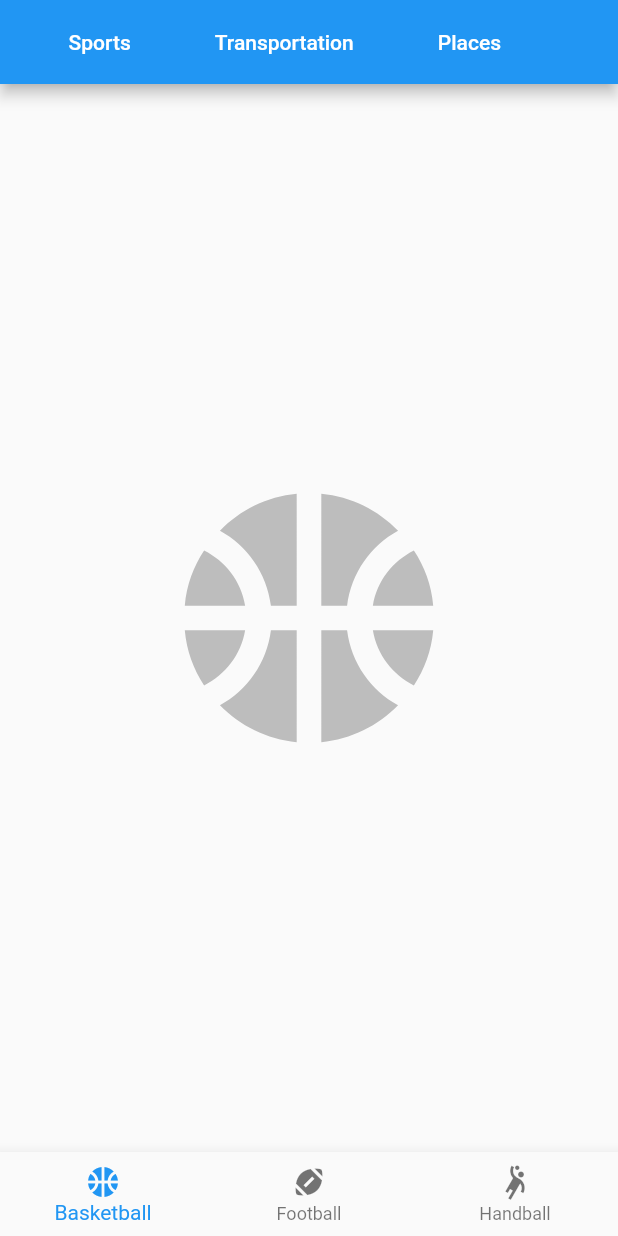
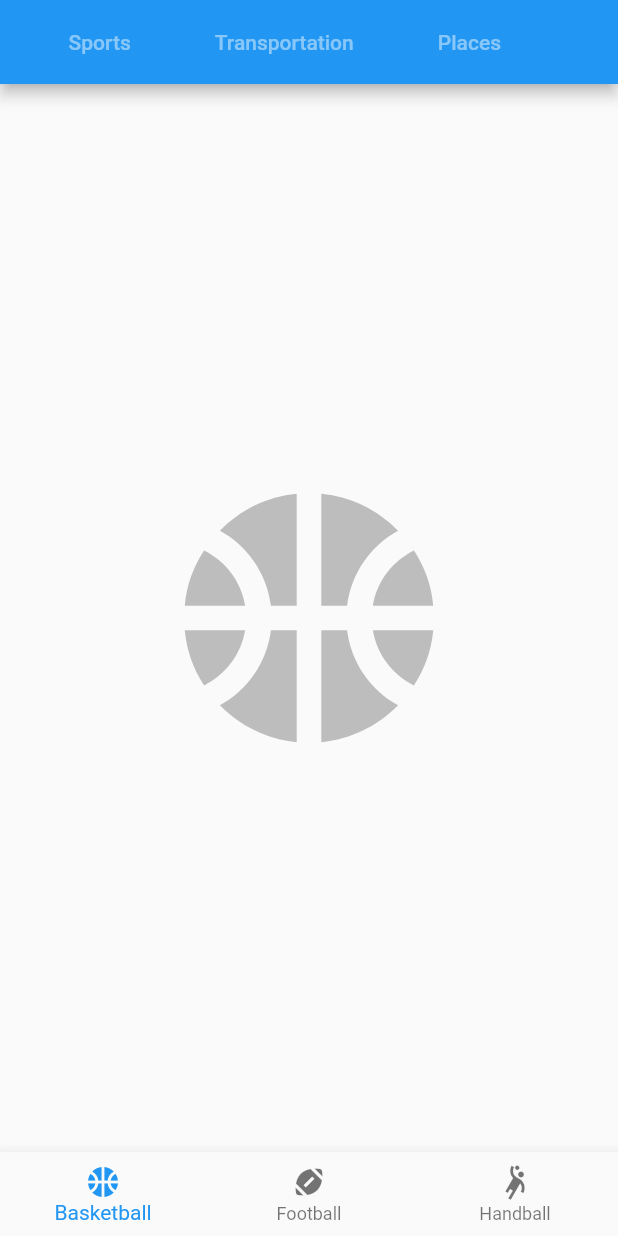
Before and after one commit to inlavigo/gg_router, a Flutter app: the screen it shows after launch, after a tap on "Sports", on a phone screen of 412 x 824 dp. Run offline on Flutter 3.47's test engine with Material 2 defaults, Android fonts, the phone set to English and light mode, and no system bars; missing offline and left inert: gg_value.

Commit message:
Remember last routes

```diff
--- a/example/lib/main.dart
+++ b/example/lib/main.dart
@@ -37,25 +37,15 @@ class GgRouterExample extends StatelessWidget {
 
   @override
   Widget build(BuildContext context) {
-    final router = context.router;
     return MaterialApp(
       title: "GgRouterExample",
       home: Scaffold(
         appBar: AppBar(
           title: Text('GgRouter'),
           actions: <Widget>[
-            TextButton(
-              onPressed: () => router.navigateTo('sports'),
-              child: _text('Sports', context),
-            ),
-            TextButton(
-              onPressed: () => router.navigateTo('transportation'),
-              child: _text('Transportation', context),
-            ),
-            TextButton(
-              onPressed: () => router.navigateTo('places'),
-              child: _text('Places', context),
-            ),
+            _routeButton('Sports', 'sports'),
+            _routeButton('Transportation', 'transportation'),
+            _routeButton('Places', 'places'),
             Container(
               width: 50,
             ),
@@ -73,14 +63,15 @@ class GgRouterExample extends StatelessWidget {
   }
 
   // ...........................................................................
-  Widget _text(String text, BuildContext context) {
+  Widget _text(String text, BuildContext context, bool isActive) {
     final theme = Theme.of(context);
     final onPrimary = theme.colorScheme.onPrimary;
+    final onPrimaryInactive = onPrimary.withAlpha(120);
     return Padding(
       padding: EdgeInsets.fromLTRB(20, 0, 20, 0),
       child: Text(
         text,
-        style: TextStyle(color: onPrimary),
+        style: TextStyle(color: isActive ? onPrimary : onPrimaryInactive),
       ),
     );
   }
@@ -96,6 +87,49 @@ class GgRouterExample extends StatelessWidget {
             color: Colors.grey.shade400,
           ),
         );
+      },
+    );
+  }
+
+  // ...........................................................................
+  Widget _routeButton(String title, String route) {
+    return Builder(builder: (context) {
+      final router = context.router;
+
+      return StreamBuilder(
+        stream: router.onActiveChildChange,
+        builder: (context, snapshot) {
+          final isActive = router.activeChildRouteSegment == route;
+          return TextButton(
+            onPressed: () => router.navigateTo('$route/_LAST_'),
+            child: _text(title, context, isActive),
+          );
+        },
+      );
+    });
+  }
+
+  // ...........................................................................
+  Builder get _dialog {
+    return Builder(
+      builder: (context) {
+        return Dialog(
+            child: Stack(
+          children: [
+            Align(
+              alignment: Alignment.topRight,
+              child: IconButton(
+                icon: Icon(Icons.close),
+                onPressed: () {
+                  context.router.navigateTo('..');
+                },
+              ),
+            ),
+            Center(
+              child: Text('Let\'s play basketball.'),
+            ),
+          ],
+        ));
       },
     );
   }
@@ -134,13 +168,13 @@ class GgRouterExample extends StatelessWidget {
                   onTap: (index) {
                     switch (index) {
                       case 0:
-                        router.navigateTo('basketball');
+                        router.navigateTo('basketball/_LAST_');
                         break;
                       case 1:
-                        router.navigateTo('football');
+                        router.navigateTo('football/_LAST_');
                         break;
                       case 2:
-                        router.navigateTo('handball');
+                        router.navigateTo('handball/_LAST_');
                         break;
                     }
                   },
@@ -148,7 +182,19 @@ class GgRouterExample extends StatelessWidget {
               }),
           body: GgRouter(
             {
-              'basketball': _bigIcon(Icons.sports_basketball),
+              'basketball': Builder(
+                builder: (context) {
+                  return GgOverlayRouter(
+                    base: Listener(
+                      child: _bigIcon(Icons.sports_basketball),
+                      onPointerUp: (_) => context.router.navigateTo('dialog'),
+                    ),
+                    overlays: {
+                      'dialog': _dialog,
+                    },
+                  );
+                },
+              ),
               'football': _bigIcon(Icons.sports_football),
               'handball': _bigIcon(Icons.sports_handball),
             },
--- a/lib/gg_router.dart
+++ b/lib/gg_router.dart
@@ -2,3 +2,4 @@ export 'src/gg_route_node.dart';
 export 'src/gg_router_delegate.dart';
 export 'src/gg_route_information_parser.dart';
 export 'src/gg_router.dart';
+export 'src/gg_overlay_router.dart';
--- /dev/null
+++ b/lib/src/gg_overlay_router.dart
@@ -0,0 +1,42 @@
+// @license
+// Copyright (c) 2019 - 2021 Dr. Gabriel Gatzsche. All Rights Reserved.
+//
+// Use of this source code is governed by terms that can be
+// found in the LICENSE file in the root of this package.
+
+import 'package:flutter/material.dart';
+
+import './gg_router.dart';
+
+class GgOverlayRouter extends StatelessWidget {
+  // ...........................................................................
+  const GgOverlayRouter({
+    Key? key,
+    required this.base,
+    required this.overlays,
+  }) : super(key: key);
+
+  final Widget base;
+  final Map<String, Builder> overlays;
+
+  // ...........................................................................
+  @override
+  Widget build(BuildContext context) {
+    return StreamBuilder(
+      stream: context.router.onActiveChildChange,
+      builder: (context, snapshot) {
+        final node = GgRouter.node(context: context);
+        if (node.activeChild == null) {
+          return base;
+        } else {
+          return Stack(
+            children: [
+              base,
+              GgRouter(overlays),
+            ],
+          );
+        }
+      },
+    );
+  }
+}
--- a/lib/src/gg_route_node.dart
+++ b/lib/src/gg_route_node.dart
@@ -123,6 +123,7 @@ class GgRouterNode {
   /// Returns descendand that matches the path. Creates the node when needed.
   /// - `.` addresses node itself
   /// - `..` addresses parent node
+  /// - '_LAST_' - addresses child that was last active
   GgRouterNode descendand({required List<String> path}) {
     var result = this;
     path.forEach((element) {
@@ -133,6 +134,16 @@ class GgRouterNode {
           throw ArgumentError('Invalid path "${path.join('/')}"');
         }
         result = result.parent!;
+      } else if (element == '_LAST_') {
+        GgRouterNode? previousActiveChild = result._previousActiveChild;
+
+        if (path.last == element) {
+          while (previousActiveChild?._previousActiveChild != null) {
+            previousActiveChild = previousActiveChild!._previousActiveChild;
+          }
+        }
+
+        result = previousActiveChild ?? result;
       } else {
         result = result.child(name: element);
       }
@@ -207,7 +218,9 @@ class GgRouterNode {
   set activeChildPath(List<String> path) {
     final node = descendand(path: path);
     node.isActive = true;
+
     node.activeChild?.isActive = false;
+    node._resetPreviouslyActiveChild();
     if (path.isEmpty) {
       activeChild?.isActive = false;
     }
@@ -294,6 +307,8 @@ class GgRouterNode {
   // activeChild
   // ...........................................................................
   final _activeChild = GgValue<GgRouterNode?>(seed: null);
+  GgRouterNode? _previousActiveChild;
+
   _initActiveChild() {
     _dispose.add(() => _activeChild.dispose());
   }
@@ -307,7 +322,14 @@ class GgRouterNode {
     isActive = true;
     _activeChild.value?.isActive = false;
     _activeChild.value = child;
+    _previousActiveChild = child;
+
     _updateActiveDescendands();
+  }
+
+  // ...........................................................................
+  _resetPreviouslyActiveChild() {
+    _previousActiveChild = null;
   }
 
   // ...........................................................................
```
Also changed, not shown: 1 other file.
